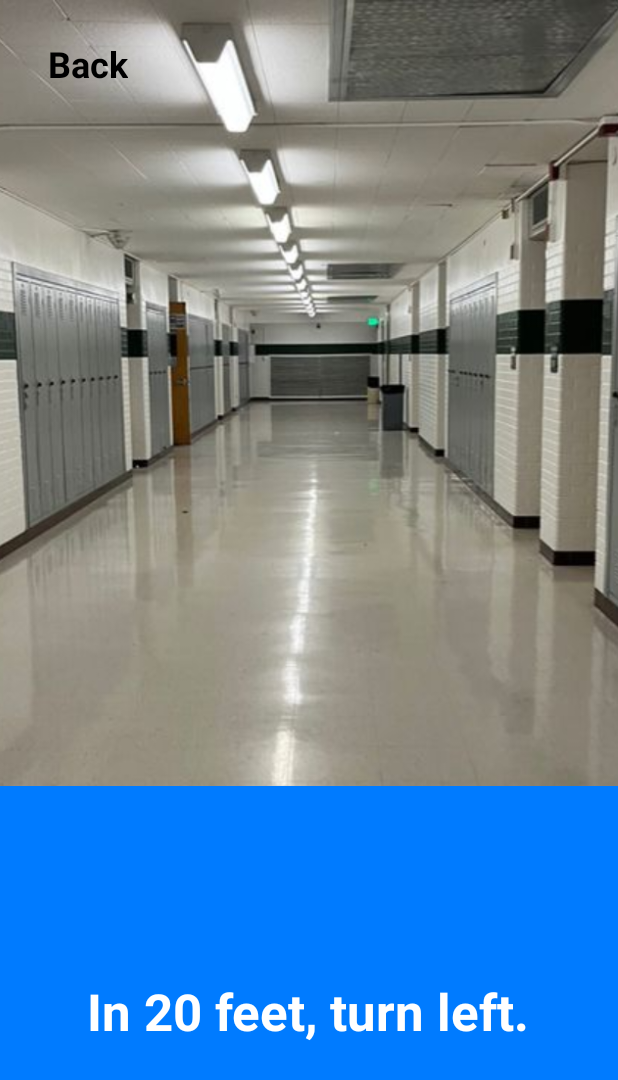
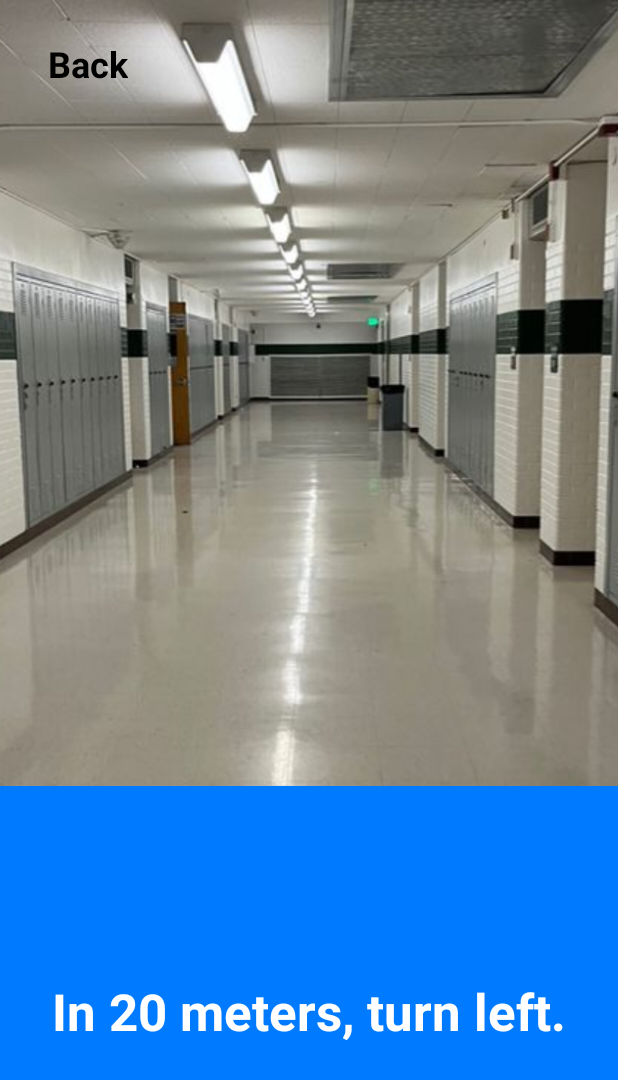
Before and after one commit to sierratp/TheiaApp, an Android app: the FirstPersonView screen opened directly, with no data from a screen before it, on a phone screen of 412 x 824 dp. Shown: the top 1080 px of the screen. Run offline under Robolectric (Android 15) with nearby library versions, the phone set to English and light mode, and no system bars.

Commit message:
changed measurements to match selection in first person view

```diff
--- a/app/src/main/java/com/example/theiaapp/views/FirstPersonView.java
+++ b/app/src/main/java/com/example/theiaapp/views/FirstPersonView.java
@@ -1,5 +1,6 @@
 package com.example.theiaapp.views;
 
+import android.content.Context;
 import android.content.Intent;
 import android.os.Bundle;
 import android.os.Handler;
@@ -14,10 +15,30 @@ public class FirstPersonView extends AppCompatActivity {
     @Override
     protected void onCreate(Bundle savedInstanceState) {
         super.onCreate(savedInstanceState);
-        setContentView(R.layout.activity_first_person); // Create a separate layout for this screen
+        setContentView(R.layout.activity_first_person);
 
         TextView backButton = findViewById(R.id.back_button);
-        backButton.setOnClickListener(v -> finish()); // Closes the current activity
+        backButton.setOnClickListener(v -> finish());
+
+        // Get the measurement type from SharedPreferences
+        String measurementType = getSharedPreferences("AppPreferences", Context.MODE_PRIVATE)
+                .getString("measurement_type", "Metric"); // Default to Metric
+
+        // Update the navigation text based on the measurement type
+        TextView navigationText = findViewById(R.id.navigation_text);
+        if (measurementType != null) {
+            switch (measurementType) {
+                case "Metric":
+                    navigationText.setText("In 20 meters, turn left.");
+                    break;
+                case "Imperial":
+                    navigationText.setText("In 20 feet, turn left.");
+                    break;
+                case "Stride":
+                    navigationText.setText("In 20 strides, turn left.");
+                    break;
+            }
+        }
 
         // Schedule BlockedPath to open after 5 seconds
         new Handler().postDelayed(() -> {
```
Also changed, not shown: app/src/main/java/com/example/theiaapp/Measurements.java (+23 -10 lines).
